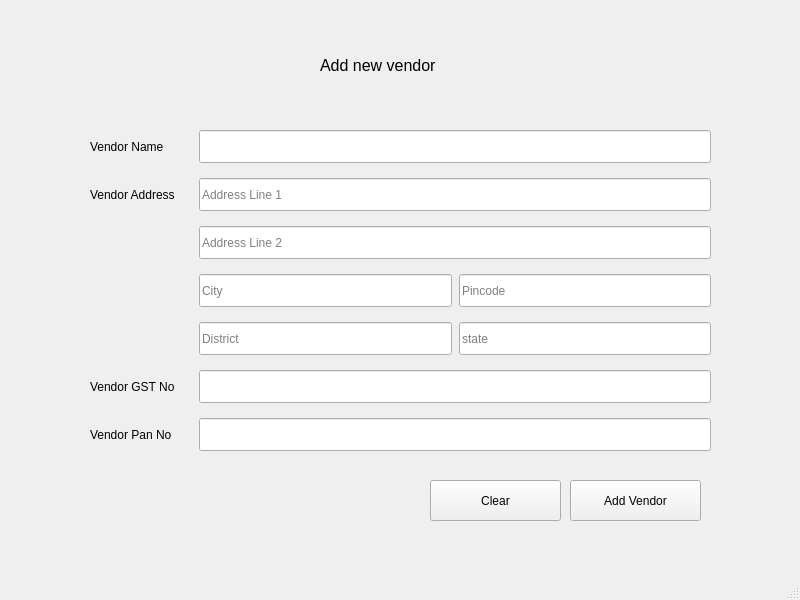
RishabMunot/pyqt-invoicing-software, file add_new_vendor.ui: the form before one commit.
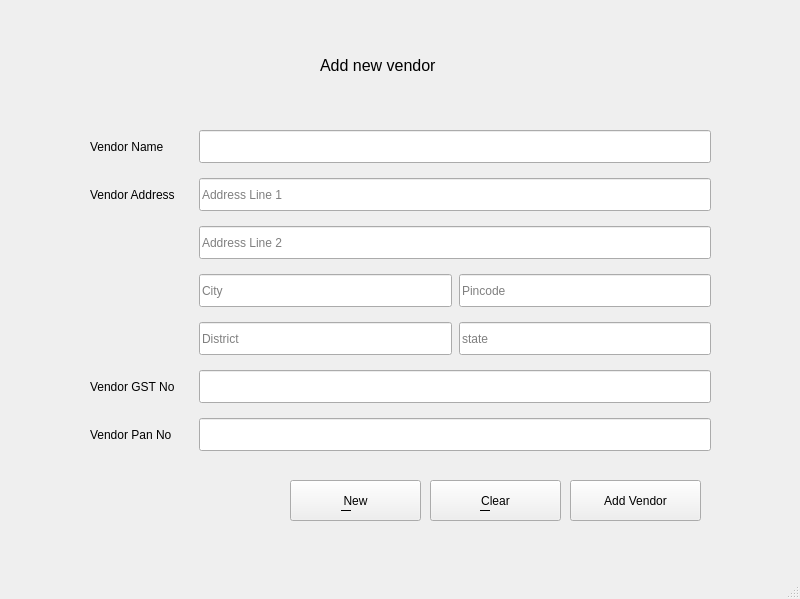
The form after the commit.

Commit message: add New Vendor Completed

Patch:
```diff
--- a/add_new_vendor.ui
+++ b/add_new_vendor.ui
@@ -7,7 +7,7 @@
     <x>0</x>
     <y>0</y>
     <width>800</width>
-    <height>600</height>
+    <height>599</height>
    </rect>
   </property>
   <property name="font">
@@ -260,6 +260,60 @@
     <property name="text">
      <string>Add Vendor</string>
     </property>
+    <property name="shortcut">
+     <string>Ctrl+S</string>
+    </property>
+   </widget>
+   <widget class="QPushButton" name="button_new">
+    <property name="geometry">
+     <rect>
+      <x>290</x>
+      <y>480</y>
+      <width>131</width>
+      <height>41</height>
+     </rect>
+    </property>
+    <property name="text">
+     <string>New</string>
+    </property>
+    <property name="shortcut">
+     <string>Alt+N</string>
+    </property>
+    <property name="flat">
+     <bool>false</bool>
+    </property>
+   </widget>
+   <widget class="Line" name="line">
+    <property name="geometry">
+     <rect>
+      <x>341</x>
+      <y>509</y>
+      <width>10</width>
+      <height>3</height>
+     </rect>
+    </property>
+    <property name="frameShadow">
+     <enum>QFrame::Plain</enum>
+    </property>
+    <property name="orientation">
+     <enum>Qt::Horizontal</enum>
+    </property>
+   </widget>
+   <widget class="Line" name="line_2">
+    <property name="geometry">
+     <rect>
+      <x>480</x>
+      <y>509</y>
+      <width>10</width>
+      <height>3</height>
+     </rect>
+    </property>
+    <property name="frameShadow">
+     <enum>QFrame::Plain</enum>
+    </property>
+    <property name="orientation">
+     <enum>Qt::Horizontal</enum>
+    </property>
    </widget>
   </widget>
   <widget class="QStatusBar" name="statusbar"/>
```
Left out of the diff: 7 changed lines with no effect on the pictures. The commit also changes 3 other files.
